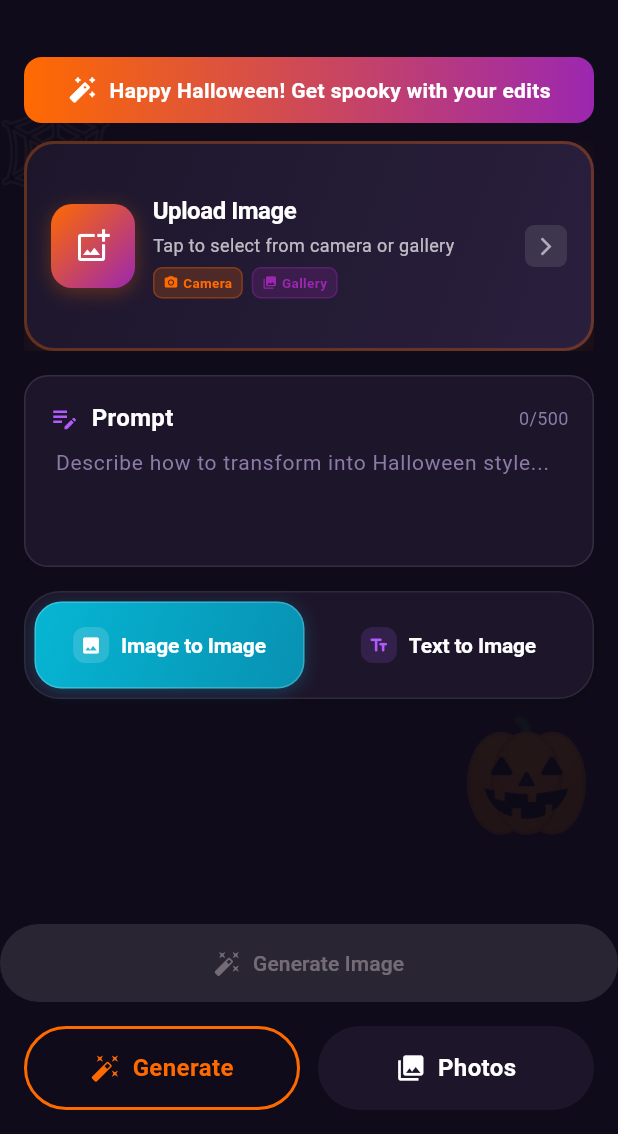
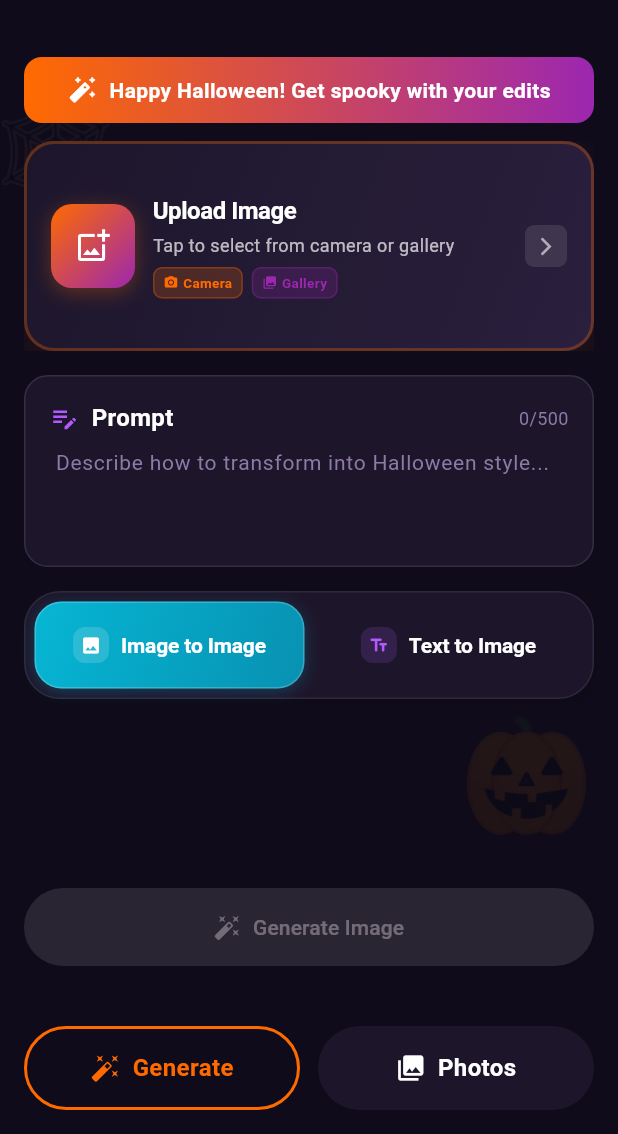
Before and after one commit to furkanagess/SpookyAI, a Flutter app: the MainNavigationPage screen opened directly, on a phone screen of 412 x 824 dp, the part 102-1236 px from its top. Run offline on Flutter 3.47's test engine with Material 3 defaults, Android fonts, the phone set to English and light mode, and no system bars; our stand-ins replace flutter_secure_storage, image_picker, in_app_purchase, lottie, permission_handler, share_plus and 1 more; missing offline and left inert: gal, in_app_purchase_android, in_app_purchase_storekit; accounts and stored records are empty.

Commit message:
🔧 Update version and improve button layout in main navigation page
- Incremented app version from 1.0.0+1 to 1.0.0+2 in pubspec.yaml.
- Refactored the layout of the generate button in main_navigation_page.dart for better positioning and responsiveness, ensuring it remains above the keyboard and home indicator.

```diff
--- a/lib/features/home/presentation/pages/main_navigation_page.dart
+++ b/lib/features/home/presentation/pages/main_navigation_page.dart
@@ -878,15 +878,24 @@ class _MainNavigationPageState extends State<MainNavigationPage>
                       },
                     ),
                   ),
+                ],
+              ),
+            ),
+          ),
 
-                  // Generate button (fixed at bottom, above keyboard)
+          // Generate button (fixed at bottom, above home indicator/keyboard)
           Positioned(
             left: 16,
             right: 16,
-                    bottom: MediaQuery.of(context).viewInsets.bottom + 16,
-                    child: AnimatedContainer(
+            bottom: 16,
+            child: SafeArea(
+              minimum: EdgeInsets.only(left: 0, right: 0, bottom: 8),
+              child: AnimatedPadding(
                 duration: const Duration(milliseconds: 200),
                 curve: Curves.easeOut,
+                padding: EdgeInsets.only(
+                  bottom: MediaQuery.of(context).viewInsets.bottom,
+                ),
                 child: SizedBox(
                   width: double.infinity,
                   child: FilledButton.icon(
@@ -897,26 +906,20 @@ class _MainNavigationPageState extends State<MainNavigationPage>
                         ? const SizedBox(
                             width: 20,
                             height: 20,
-                                  child: CircularProgressIndicator(
-                                    strokeWidth: 2,
-                                  ),
+                            child: CircularProgressIndicator(strokeWidth: 2),
                           )
                         : const Icon(Icons.auto_fix_high),
                     label: Text(
                       _isGenerating ? 'Generating...' : 'Generate Image',
                     ),
                     style: FilledButton.styleFrom(
-                            backgroundColor:
-                                !_isGenerating && _prompt.isNotEmpty
+                      backgroundColor: !_isGenerating && _prompt.isNotEmpty
                           ? const Color(0xFFFF6A00)
                           : const Color(0xFF4B5563),
                       padding: const EdgeInsets.symmetric(vertical: 16),
                     ),
                   ),
                 ),
-                    ),
-                  ),
-                ],
               ),
             ),
           ),
--- a/pubspec.yaml
+++ b/pubspec.yaml
@@ -7,7 +7,7 @@ publish_to: 'none'
 # Minor: New features, backward compatible
 # Patch: Bug fixes, backward compatible
 # Build: Incremental build number
-version: 1.0.0+1
+version: 1.0.0+2
 
 environment:
   sdk: ^3.10.0-158.0.dev
```
Lines whose indentation alone changed are shown as unchanged.
